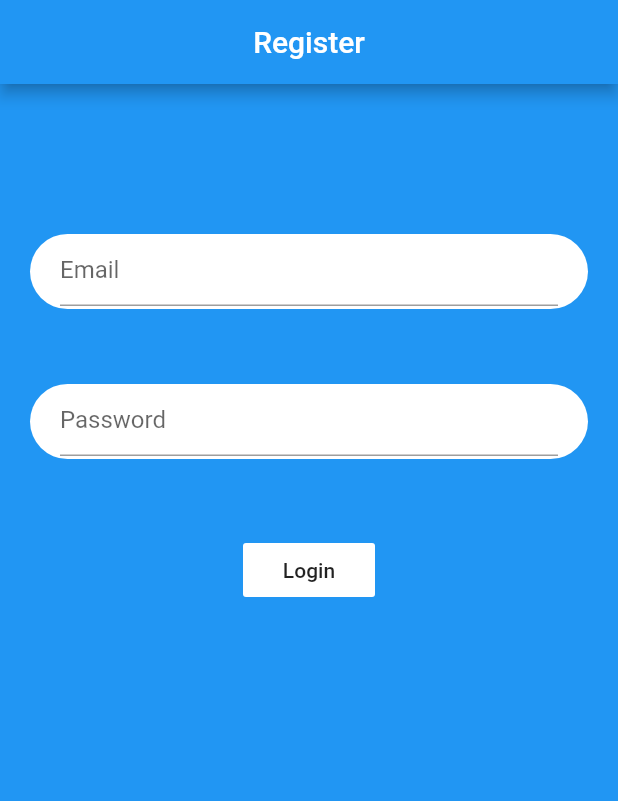
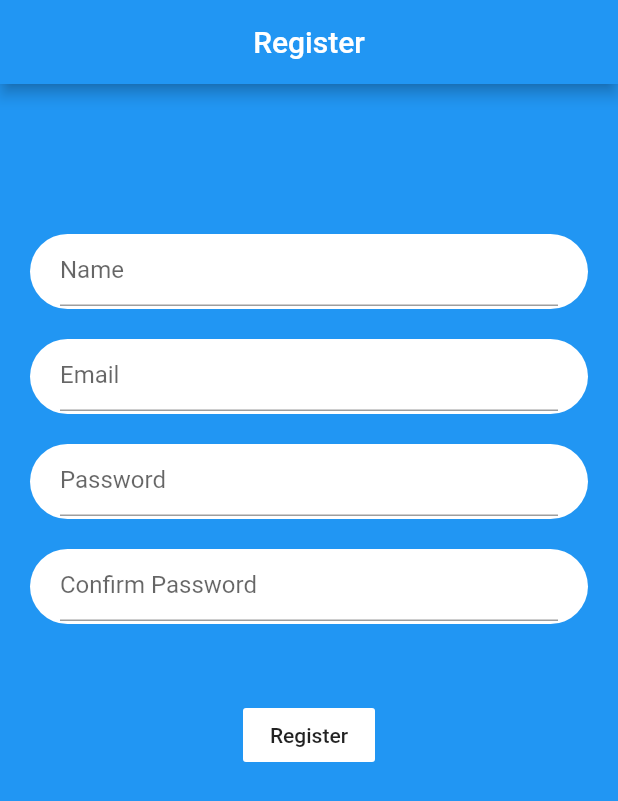
Before and after one commit to xaakib/flutter_everything, a Flutter app: the screen it shows after launch, on a phone screen of 412 x 824 dp. Shown: the top 801 px of the screen. Run offline on Flutter 3.47's test engine with Material 2 defaults, Android fonts, the phone set to English and light mode, and no system bars; missing offline and left inert: email_auth.

Commit message:
changed some

```diff
--- a/lib/famous_live_auth/screens/register_screen.dart
+++ b/lib/famous_live_auth/screens/register_screen.dart
@@ -1,6 +1,10 @@
 import 'package:flutter/material.dart';
 
 class FmREgisterScreen extends StatelessWidget {
+
+
+
+
   @override
   Widget build(BuildContext context) {
     return Scaffold(
@@ -26,12 +30,27 @@ class FmREgisterScreen extends StatelessWidget {
                 child: Padding(
                   padding: const EdgeInsets.symmetric(horizontal: 20),
                   child: TextFormField(
+                    decoration: InputDecoration(hintText: "Name"),
+                  ),
+                ),
+              ),
+              SizedBox(
+                height: 20,
+              ),
+              Container(
+                height: 50,
+                decoration: BoxDecoration(
+                    color: Colors.white,
+                    borderRadius: BorderRadius.circular(30)),
+                child: Padding(
+                  padding: const EdgeInsets.symmetric(horizontal: 20),
+                  child: TextFormField(
                     decoration: InputDecoration(hintText: "Email"),
                   ),
                 ),
               ),
               SizedBox(
-                height: 50,
+                height: 20,
               ),
               Container(
                 height: 50,
@@ -46,11 +65,28 @@ class FmREgisterScreen extends StatelessWidget {
                 ),
               ),
               SizedBox(
+                height: 20,
+              ),
+              Container(
+                height: 50,
+                decoration: BoxDecoration(
+                    color: Colors.white,
+                    borderRadius: BorderRadius.circular(30)),
+                child: Padding(
+                  padding: const EdgeInsets.symmetric(horizontal: 20),
+                  child: TextFormField(
+                    decoration: InputDecoration(hintText: "Confirm Password"),
+                  ),
+                ),
+              ),
+              SizedBox(
                 height: 50,
               ),
               // ignore: deprecated_member_use
               FlatButton(
-                  color: Colors.white, onPressed: () {}, child: Text("Login"))
+                  color: Colors.white,
+                  onPressed: () {},
+                  child: Text("Register"))
             ],
           ),
         ),
```
